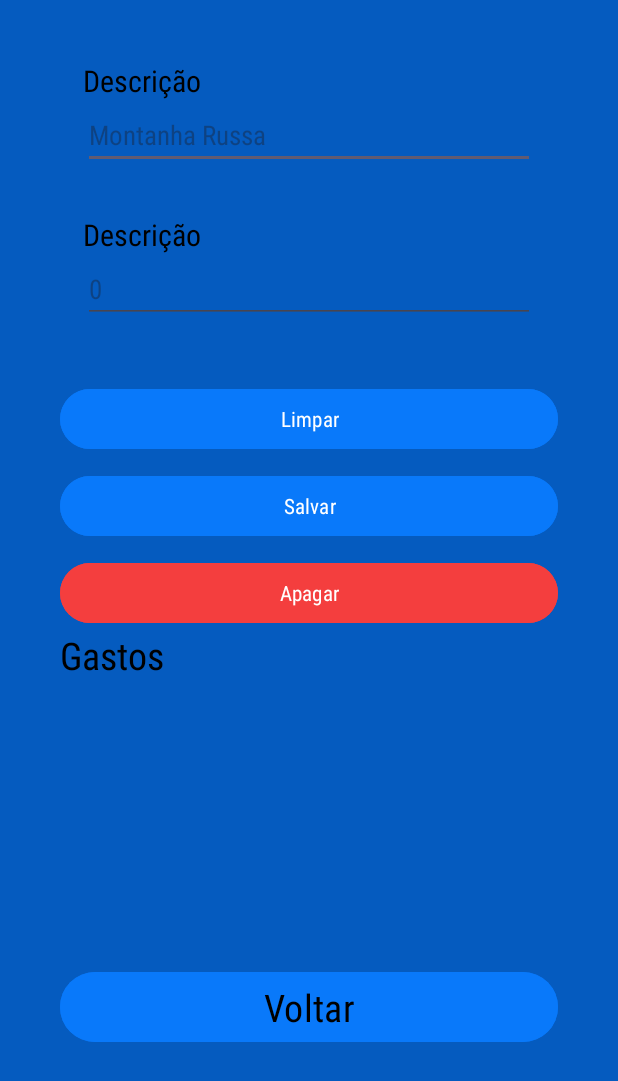
After one commit to gui-sc/AppVaiAonde, an Android app: the OtherActivity screen opened directly, with no data from a screen before it, on a phone screen of 412 x 824 dp. The commit adds this screen. Shown: the top 1081 px of the screen. Run offline under Robolectric (Android 15) with nearby library versions, the phone set to English and light mode, and no system bars.

Commit message:
feat: finish all functions and screens of sum values

```diff
--- a/app/src/main/AndroidManifest.xml
+++ b/app/src/main/AndroidManifest.xml
@@ -12,6 +12,9 @@
         android:supportsRtl="true"
         android:theme="@style/Theme.VaiAonde"
         tools:targetApi="31">
+        <activity
+            android:name=".OtherActivity"
+            android:exported="false" />
         <activity
             android:name=".RegisterActivity"
             android:exported="false" />
--- a/app/src/main/java/com/example/vaiaonde/adapter/TravelAdapter.java
+++ b/app/src/main/java/com/example/vaiaonde/adapter/TravelAdapter.java
@@ -55,7 +55,7 @@ public class TravelAdapter extends BaseAdapter {
         }
 
         ViagensModel travel = travelList.get(position);
-
+        System.out.println("testelog");
         TextView destino = convertView.findViewById(R.id.itemText);
         destino.setText(travel.getDestino());
         convertView.setOnClickListener(new View.OnClickListener() {
--- /dev/null
+++ b/app/src/main/res/layout/activity_other.xml
@@ -0,0 +1,92 @@
+<?xml version="1.0" encoding="utf-8"?>
+<LinearLayout xmlns:android="http://schemas.android.com/apk/res/android"
+    xmlns:app="http://schemas.android.com/apk/res-auto"
+    xmlns:tools="http://schemas.android.com/tools"
+    android:id="@+id/main"
+    android:layout_width="match_parent"
+    android:layout_height="match_parent"
+    tools:context=".OtherActivity"
+    android:orientation="vertical"
+    android:background="@color/background"
+    android:padding="40dp">
+    <TextView
+        android:layout_width="match_parent"
+        android:layout_height="wrap_content"
+        android:text="@string/descricao"
+        android:fontFamily="@string/font"
+        android:textColor="@color/black"
+        android:layout_marginStart="15dp"
+        android:textSize="20sp"/>
+    <EditText
+        android:id="@+id/txtDescricao"
+        android:layout_width="match_parent"
+        android:layout_height="wrap_content"
+        android:fontFamily="@string/font"
+        android:layout_marginHorizontal="15dp"
+        android:layout_marginBottom="30dp"
+        android:hint="@string/montanha_russa"/>
+    <TextView
+        android:layout_width="match_parent"
+        android:layout_height="wrap_content"
+        android:text="@string/descricao"
+        android:fontFamily="@string/font"
+        android:textColor="@color/black"
+        android:layout_marginStart="15dp"
+        android:textSize="20sp"/>
+    <EditText
+        android:id="@+id/txtValor"
+        android:layout_width="match_parent"
+        android:layout_height="wrap_content"
+        android:fontFamily="@string/font"
+        android:layout_marginHorizontal="15dp"
+        android:inputType="numberDecimal"
+        android:layout_marginBottom="30dp"
+        android:hint="@string/_0"/>
+    <Button
+        android:id="@+id/btnLimpar"
+        android:layout_marginTop="10dp"
+        android:layout_width="match_parent"
+        android:layout_height="wrap_content"
+        android:text="@string/limpar"
+        android:fontFamily="@string/font"
+        android:backgroundTint="@color/primary"/>
+    <Button
+        android:id="@+id/btnSalvar"
+        android:layout_marginTop="10dp"
+        android:layout_width="match_parent"
+        android:layout_height="wrap_content"
+        android:text="@string/salvar"
+        android:fontFamily="@string/font"
+        android:backgroundTint="@color/primary"/>
+
+    <Button
+        android:id="@+id/btnApagar"
+        android:layout_marginTop="10dp"
+        android:layout_width="match_parent"
+        android:layout_height="wrap_content"
+        android:text="@string/apagar"
+        android:fontFamily="@string/font"
+        android:backgroundTint="@color/danger"/>
+    <TextView
+        android:layout_width="match_parent"
+        android:layout_height="wrap_content"
+        android:text="@string/gastos"
+        android:fontFamily="@string/font"
+        android:textColor="@color/text"
+        android:textSize="25sp"/>
+    <ListView
+        android:id="@+id/listGastosDiversos"
+        android:layout_marginTop="20dp"
+        android:layout_marginBottom="20dp"
+        android:layout_width="match_parent"
+        android:layout_height="150dp"/>
+    <Button
+    android:id="@+id/btnVoltar"
+    android:layout_width="match_parent"
+    android:layout_height="wrap_content"
+    android:textColor="@color/text"
+    android:textSize="25sp"
+    android:fontFamily="@string/font"
+    android:backgroundTint="@color/primary"
+    android:text="@string/voltar"/>
+</LinearLayout>
--- a/app/src/main/res/values/strings.xml
+++ b/app/src/main/res/values/strings.xml
@@ -45,4 +45,11 @@
     <string name="cadastrar">CADASTRAR</string>
     <string name="cadastroMsg">Já possui uma conta?\nEfetue Login</string>
     <string name="sair">Sair</string>
+    <string name="descricao">Descrição</string>
+    <string name="montanha_russa">Montanha Russa</string>
+    <string name="apagar">Apagar</string>
+    <string name="limpar">Limpar</string>
+    <string name="gastos">Gastos</string>
+    <string name="resumo">Resumo</string>
+    <string name="editar_viagem">Editar Viagem</string>
 </resources>
```
Also changed, not shown: app/src/main/java/com/example/vaiaonde/OtherActivity.java (added, +149 -0 lines), app/src/main/java/com/example/vaiaonde/PlaneActivity.java (+83 -5 lines), app/src/main/java/com/example/vaiaonde/TravelActivity.java (+21 -7 lines), app/src/main/java/com/example/vaiaonde/adapter/OtherItemAdapter.java (added, +76 -0 lines), app/src/main/java/com/example/vaiaonde/database/dao/GastoAereoDAO.java (+37 -0 lines), app/src/main/java/com/example/vaiaonde/database/dao/GastoDiversosDAO.java (+5 -4 lines), app/src/main/res/layout/activity_travel.xml (+36 -10 lines), app/src/main/res/layout/others_item_listview.xml (added, +38 -0 lines).
